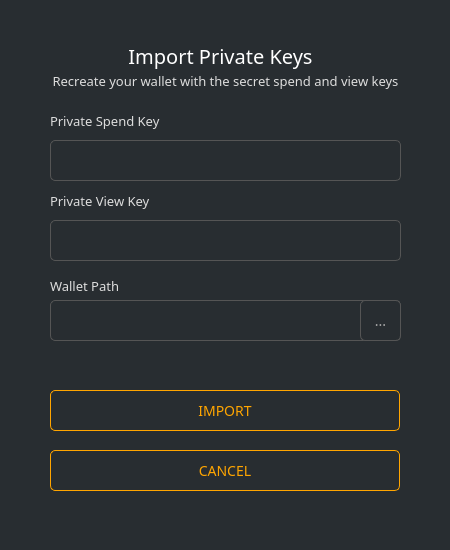
Qt form src/gui/ui/importsecretkeys.ui (ConcealNetwork/conceal-desktop) before a commit.
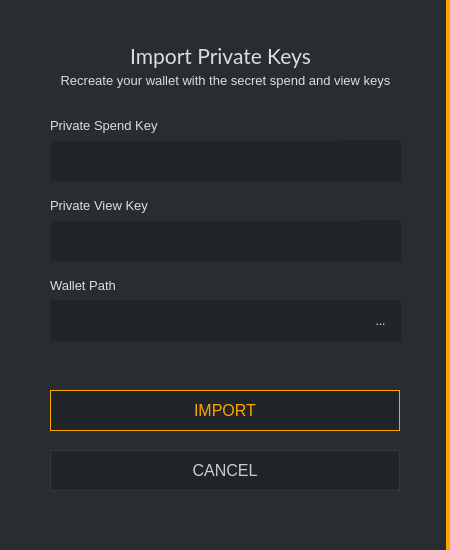
The same form after that commit.

The edit to the form file:
```diff
--- a/src/gui/ui/importsecretkeys.ui
+++ b/src/gui/ui/importsecretkeys.ui
@@ -14,7 +14,7 @@
    <string>Dialog</string>
   </property>
   <property name="styleSheet">
-   <string notr="true">background-color: #282d31; color: #ddd; border: 0px; font-family: Raleway;</string>
+   <string notr="true">background-color: #212529; color: #ddd; border: 0px;</string>
   </property>
   <widget class="QGroupBox" name="groupBox">
    <property name="geometry">
@@ -26,7 +26,7 @@
     </rect>
    </property>
    <property name="styleSheet">
-    <string notr="true"/>
+    <string notr="true">background-color: #282d31; border-right: 4px solid orange;</string>
    </property>
    <property name="title">
     <string/>
@@ -48,12 +48,16 @@
     </property>
     <property name="font">
      <font>
-      <family>Raleway</family>
-      <pointsize>-1</pointsize>
+      <family>Lato</family>
+      <pointsize>9</pointsize>
      </font>
     </property>
     <property name="styleSheet">
-     <string notr="true">padding: 3px; border: 1px solid #555; border-radius: 5px; font-family: 'Raleway'; font-size: 14px; color: #aaa; padding: 5px;</string>
+     <string notr="true">background-color: #212529;
+border-right: 0px;
+color: #e5e5e5;
+padding: 5px;
+</string>
     </property>
    </widget>
    <widget class="QLineEdit" name="m_spendKey">
@@ -73,12 +77,16 @@
     </property>
     <property name="font">
      <font>
-      <family>Raleway</family>
-      <pointsize>-1</pointsize>
+      <family>Lato</family>
+      <pointsize>9</pointsize>
      </font>
     </property>
     <property name="styleSheet">
-     <string notr="true">padding: 3px; border: 1px solid #555; border-radius: 5px; font-family: 'Raleway'; font-size: 14px; color: #aaa; padding: 5px;</string>
+     <string notr="true">background-color: #212529;
+border-right: 0px;
+color: #e5e5e5;
+padding: 5px;
+</string>
     </property>
    </widget>
    <widget class="QLabel" name="label">
@@ -87,12 +95,11 @@
       <x>50</x>
       <y>110</y>
       <width>291</width>
-      <height>21</height>
+      <height>31</height>
      </rect>
     </property>
     <property name="font">
      <font>
-      <family>Raleway</family>
       <pointsize>-1</pointsize>
      </font>
     </property>
@@ -114,7 +121,6 @@
     </property>
     <property name="font">
      <font>
-      <family>Raleway</family>
       <pointsize>-1</pointsize>
      </font>
     </property>
@@ -131,12 +137,11 @@
       <x>50</x>
       <y>190</y>
       <width>311</width>
-      <height>21</height>
+      <height>31</height>
      </rect>
     </property>
     <property name="font">
      <font>
-      <family>Raleway</family>
       <pointsize>-1</pointsize>
      </font>
     </property>
@@ -164,12 +169,16 @@
     </property>
     <property name="font">
      <font>
-      <family>Raleway</family>
-      <pointsize>-1</pointsize>
+      <family>Lato</family>
+      <pointsize>9</pointsize>
      </font>
     </property>
     <property name="styleSheet">
-     <string notr="true">padding: 3px; border: 1px solid #555; border-radius: 5px; font-family: 'Raleway'; font-size: 14px; color: #aaa;</string>
+     <string notr="true">background-color: #212529;
+border-right: 0px;
+color: #e5e5e5;
+padding: 5px;
+</string>
     </property>
    </widget>
    <widget class="QToolButton" name="m_selectPathButton">
@@ -182,7 +191,11 @@
      </rect>
     </property>
     <property name="styleSheet">
-     <string notr="true">padding: 3px; border: 1px solid #555; border-radius: 5px; font-family: 'Raleway'; font-size: 14px; color: #aaa;</string>
+     <string notr="true">background-color: #212529;
+border-right: 0px;
+color: #ddd;
+padding: 5px;
+</string>
     </property>
     <property name="text">
      <string>...</string>
@@ -205,12 +218,13 @@
     </property>
     <property name="font">
      <font>
-      <family>Raleway</family>
       <pointsize>-1</pointsize>
      </font>
     </property>
     <property name="styleSheet">
-     <string notr="true">color: orange; border: 1px solid orange; font-size: 14px; border-radius: 5px;</string>
+     <string notr="true">QPushButton#m_backButton {color: #ccc; border: 1px solid #343a40; font-size: 16px; background-color: #212529;}
+
+QPushButton#m_backButton:hover {color: #ddd; border: 2px solid #444; font-size: 16px; background-color: #212529;}</string>
     </property>
     <property name="text">
      <string>CANCEL</string>
@@ -233,12 +247,13 @@
     </property>
     <property name="font">
      <font>
-      <family>Raleway</family>
       <pointsize>-1</pointsize>
      </font>
     </property>
     <property name="styleSheet">
-     <string notr="true">color: orange; border: 1px solid orange; font-size: 14px; border-radius: 5px;</string>
+     <string notr="true">QPushButton#m_okButton {color: orange; background-color: #212529; border: 1px solid orange; font-size: 16px;}
+
+QPushButton#m_okButton:hover {color: orange; background-color: #212529; border: 2px solid orange; font-size: 16px;}</string>
     </property>
     <property name="text">
      <string>IMPORT</string>
@@ -255,14 +270,12 @@
     </property>
     <property name="font">
      <font>
-      <family>Raleway</family>
-      <pointsize>-1</pointsize>
+      <family>Lato</family>
+      <pointsize>16</pointsize>
      </font>
     </property>
     <property name="styleSheet">
-     <string notr="true">color: #fff;
-border-right: 0px;
-font-size: 20px;</string>
+     <string notr="true">color: #ddd; border-right: 0px;</string>
     </property>
     <property name="text">
      <string>Import Private Keys</string>
@@ -282,7 +295,6 @@
     </property>
     <property name="font">
      <font>
-      <family>Raleway</family>
       <pointsize>-1</pointsize>
      </font>
     </property>
```
